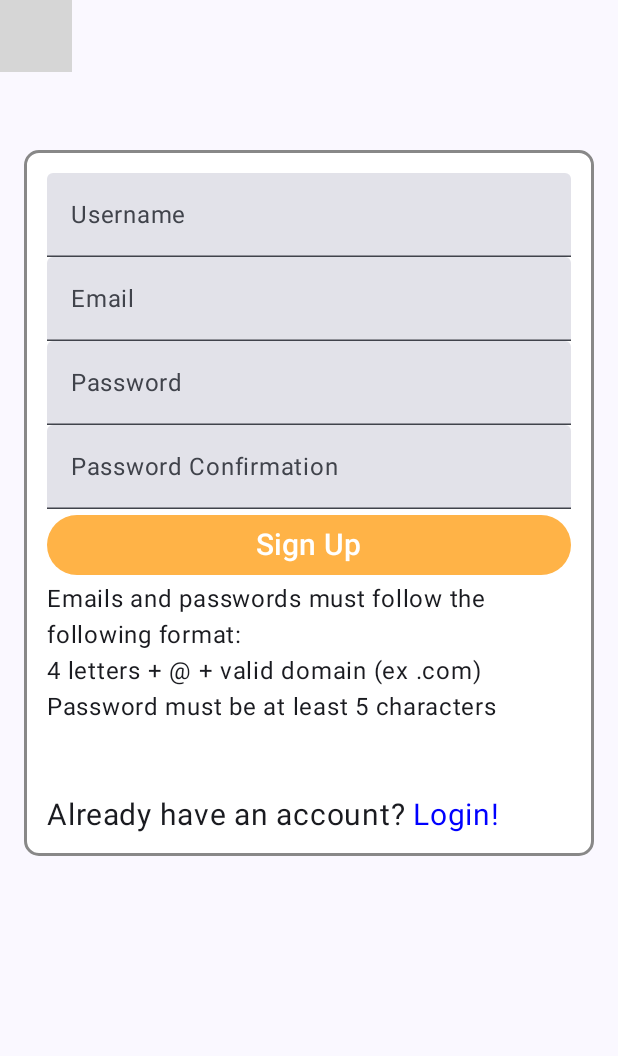
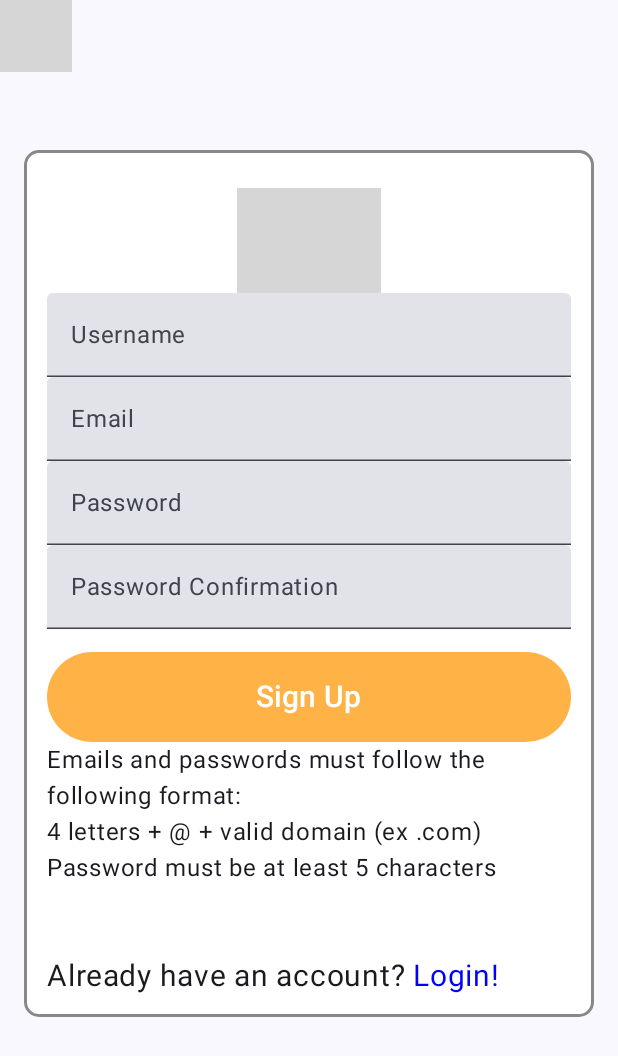
Before and after one commit to patej13/TrashThrashersApp, an Android app built with Jetpack Compose: the SignupScreen screen opened through its navigation route, on a phone screen of 412 x 824 dp. Shown: the top 1056 px of the screen. Run offline under Robolectric (Android 15) with nearby library versions, the phone set to English and light mode, and no system bars; our stand-ins replace Firebase (no records; nobody signed in at launch, a user with empty details on screens opened directly); 1 statement that could not run was skipped; grey boxes are pictures that could not be loaded.

Commit message:
more visual adjustments

```diff
--- a/app/src/main/java/com/example/trashthrashersapp/SignupScreen.kt
+++ b/app/src/main/java/com/example/trashthrashersapp/SignupScreen.kt
@@ -1,10 +1,13 @@
 package com.example.trashthrashersapp
 
+import androidx.compose.foundation.Image
 import androidx.compose.foundation.background
 import androidx.compose.foundation.border
 import androidx.compose.foundation.layout.Box
 import androidx.compose.foundation.layout.Column
+import androidx.compose.foundation.layout.Spacer
 import androidx.compose.foundation.layout.fillMaxWidth
+import androidx.compose.foundation.layout.height
 import androidx.compose.foundation.layout.padding
 import androidx.compose.foundation.shape.RoundedCornerShape
 import androidx.compose.material3.Button
@@ -16,8 +19,11 @@ import androidx.compose.runtime.getValue
 import androidx.compose.runtime.mutableStateOf
 import androidx.compose.runtime.remember
 import androidx.compose.runtime.setValue
+import androidx.compose.ui.Alignment
 import androidx.compose.ui.Modifier
 import androidx.compose.ui.graphics.Color
+import androidx.compose.ui.layout.ContentScale
+import androidx.compose.ui.res.painterResource
 import androidx.compose.ui.text.buildAnnotatedString
 import androidx.compose.ui.text.input.PasswordVisualTransformation
 import androidx.compose.ui.text.input.VisualTransformation
@@ -99,11 +105,25 @@ fun SignupScreen(
 
     ) {
 
+
         Column(
             modifier = modifier.padding(10.dp)
         ) {
-
-
+            Box(
+                modifier = modifier
+                    .height(80.dp)
+                    .padding(top = 10.dp)
+                    .fillMaxWidth(),
+                        contentAlignment = Alignment.TopCenter
+            )
+            {
+                Image(
+                    painter = painterResource(id = R.drawable.appname),
+                    contentDescription = "Splash Screen logo",
+                    modifier = Modifier,
+                    contentScale = ContentScale.Crop
+                )
+            }
 
             UsernameField(
                 labelText = "Username",
@@ -129,6 +149,7 @@ fun SignupScreen(
                 onValueChange = { signupViewModel.onPasswordConfirmChange(it) },
                 modifier = Modifier.fillMaxWidth()
             )
+            Spacer(modifier=Modifier.height(15.dp))
             Button(
                 onClick = {
                     signUp()
@@ -136,7 +157,10 @@ fun SignupScreen(
                 colors = ButtonDefaults.buttonColors(
                     containerColor = CustomOrange,
                     contentColor = Color.White),
-                modifier = Modifier.fillMaxWidth()
+                shape = RoundedCornerShape(30.dp),
+                modifier = Modifier.height(60.dp)
+                    .fillMaxWidth(),
+
             ) {
                 Text(
                     text = "Sign Up",
```
Also changed, not shown: app/src/main/java/com/example/trashthrashersapp/LoginScreen.kt (+7 -3 lines), app/src/main/java/com/example/trashthrashersapp/ProfileScreen.kt (+15 -4 lines).
